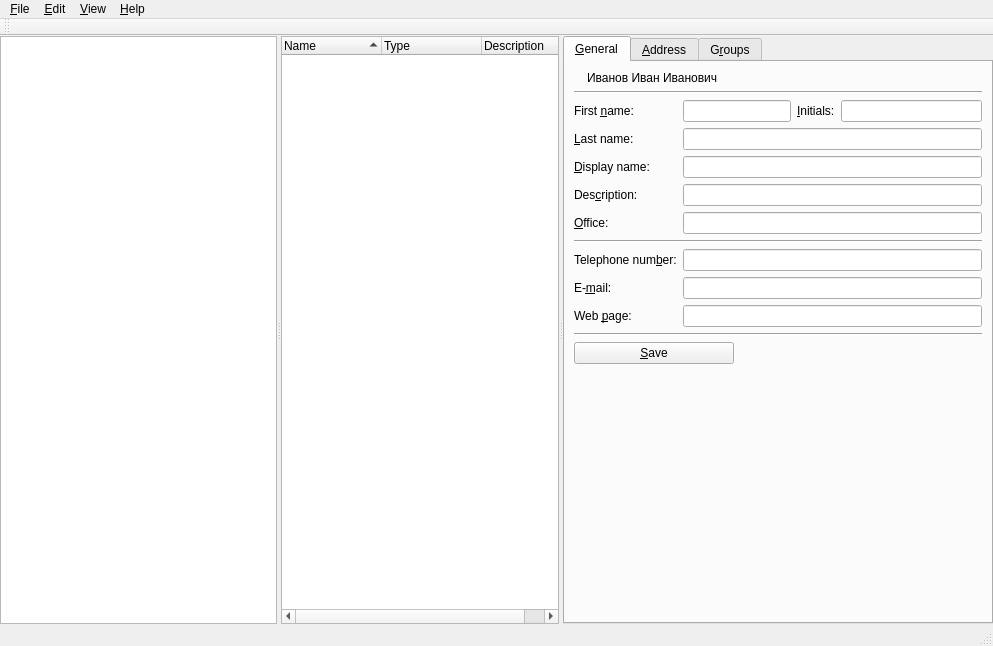
Old version of the form mainwindow.ui in the repository altlinuxteam/admc-old.
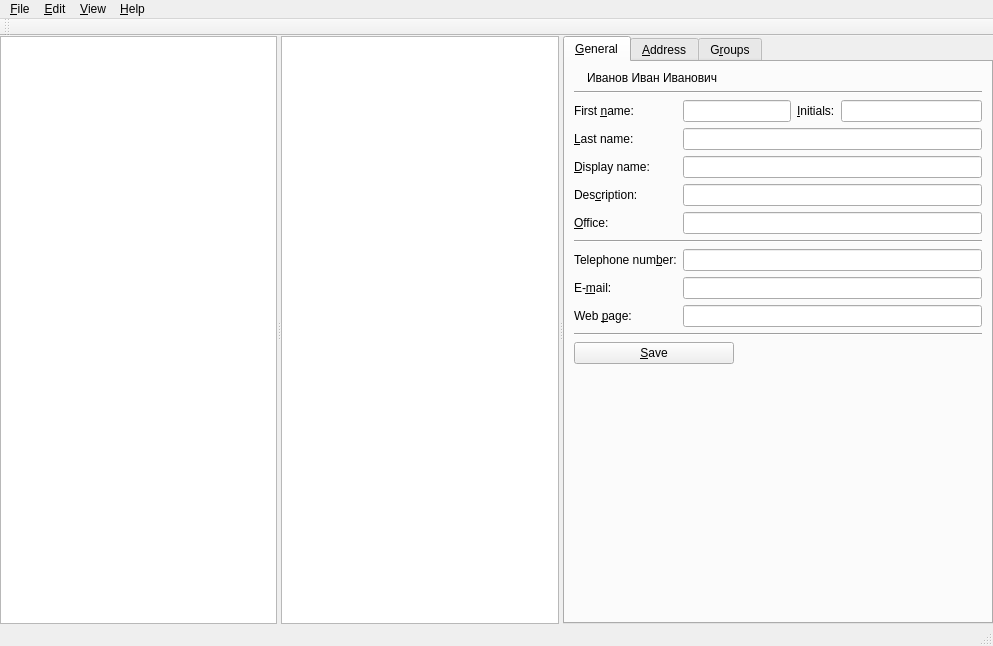
New version of the form. Icons and pictures are not drawn.

Commit message: Add choose object from hierarchy

Patch:
```diff
--- a/mainwindow.ui
+++ b/mainwindow.ui
@@ -40,29 +40,7 @@
         <number>0</number>
        </attribute>
       </widget>
-      <widget class="QTreeWidget" name="objects">
-       <property name="rootIsDecorated">
-        <bool>false</bool>
-       </property>
-       <property name="sortingEnabled">
-        <bool>true</bool>
-       </property>
-       <column>
-        <property name="text">
-         <string>Name</string>
-        </property>
-       </column>
-       <column>
-        <property name="text">
-         <string>Type</string>
-        </property>
-       </column>
-       <column>
-        <property name="text">
-         <string>Description</string>
-        </property>
-       </column>
-      </widget>
+      <widget class="QTableView" name="objects"/>
       <widget class="QTabWidget" name="properties">
        <property name="currentIndex">
         <number>0</number>
```
The commit also changes 8 other files.
